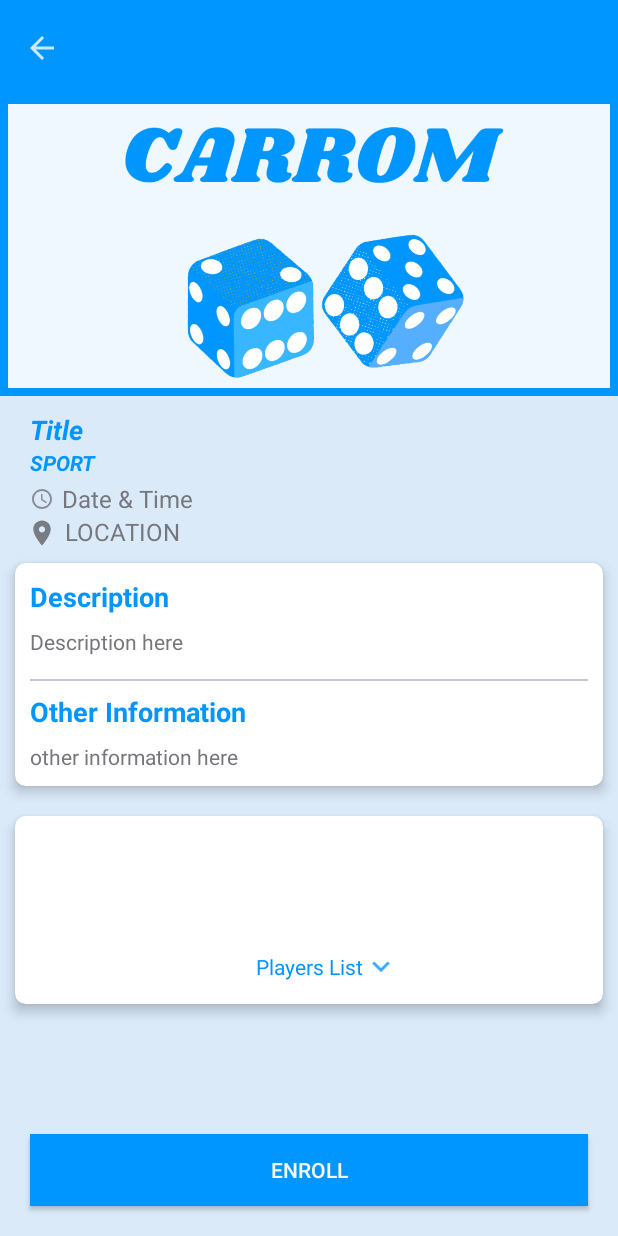
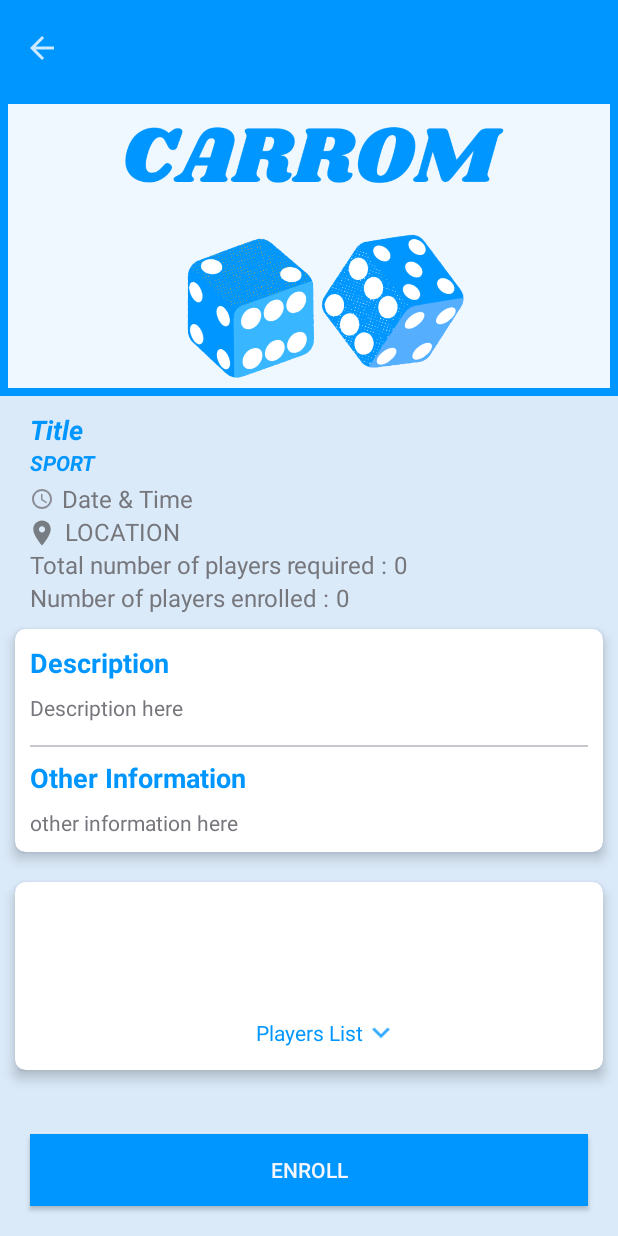
Before and after one commit to JD-Prince/PlayGround, an Android app: the ShowSportsActivity screen opened directly, with no data from a screen before it, on a phone screen of 412 x 824 dp. Run offline under Robolectric (Android 15) with nearby library versions, the phone set to English and light mode, and no system bars; our stand-ins replace Room's generated code; 7 statements that could not run were skipped.

Commit message:
Player List Section Modified

```diff
--- a/app/src/main/java/com/project/playground/view/mainscreen/activityhandler/ShowSportsActivity.kt
+++ b/app/src/main/java/com/project/playground/view/mainscreen/activityhandler/ShowSportsActivity.kt
@@ -162,6 +162,8 @@ class ShowSportsActivity : AppCompatActivity() {
 
                     val dateAndTimeString = "${MonthOfTheYear.values()[monthOfYear]} $dayOfMonth, $yearValue ${selectedEventData.activity.time}"
                     binding.dateAndTime.text=dateAndTimeString
+                    binding.enrolledplayerCount.text=selectedEventData.activity.enrolledPlayers.toString()
+                    binding.totalplayerCount.text = selectedEventData.activity.requiredPlayers.toString()
                     binding.playersList.adapter = playerListAdapter
                     binding.playersList.layoutManager = LinearLayoutManager(this)
                     selectedEventData.playersList.let { playerList ->
--- a/app/src/main/res/layout/activity_show_sport_activity.xml
+++ b/app/src/main/res/layout/activity_show_sport_activity.xml
@@ -121,6 +121,50 @@
                 android:textSize="16sp"
                 app:layout_constraintStart_toEndOf="@id/loc_ic"
                 app:layout_constraintTop_toBottomOf="@id/date_and_time" />
+            <TextView
+                android:id="@+id/totalplayer_caption"
+                android:layout_width="wrap_content"
+                android:layout_height="wrap_content"
+                android:text="Total number of players required : "
+                android:textSize="16sp"
+                android:layout_marginStart="20dp"
+                android:textColor="@color/material_dynamic_neutral50"
+                app:layout_constraintTop_toBottomOf="@id/loc"
+                app:layout_constraintStart_toStartOf="parent"
+                />
+            <TextView
+                android:id="@+id/totalplayer_count"
+                android:layout_width="wrap_content"
+                android:layout_height="wrap_content"
+                android:text="0"
+                android:textSize="16sp"
+                android:textColor="@color/material_dynamic_neutral50"
+                app:layout_constraintStart_toEndOf="@id/totalplayer_caption"
+                app:layout_constraintTop_toTopOf="@id/totalplayer_caption"
+                />
+
+            <TextView
+                android:id="@+id/enrolledPlayer_caption"
+                android:layout_width="wrap_content"
+                android:layout_height="wrap_content"
+                android:text="Number of players enrolled : "
+                android:textColor="@color/material_dynamic_neutral50"
+                android:textSize="16sp"
+                android:layout_marginStart="20dp"
+                app:layout_constraintStart_toStartOf="parent"
+                app:layout_constraintTop_toBottomOf="@id/totalplayer_caption"
+                />
+            <TextView
+                android:id="@+id/enrolledplayer_count"
+                android:layout_width="wrap_content"
+                android:layout_height="wrap_content"
+                android:text="0"
+                android:textSize="16sp"
+                android:textColor="@color/material_dynamic_neutral50"
+                app:layout_constraintTop_toTopOf="@id/enrolledPlayer_caption"
+                app:layout_constraintStart_toEndOf="@id/enrolledPlayer_caption"
+                />
+
 
             <androidx.cardview.widget.CardView
                 android:id="@+id/location_card"
@@ -175,7 +219,7 @@
                 app:cardElevation="5dp"
                 app:layout_constraintEnd_toEndOf="parent"
                 app:layout_constraintStart_toStartOf="parent"
-                app:layout_constraintTop_toBottomOf="@id/loc">
+                app:layout_constraintTop_toBottomOf="@id/enrolledPlayer_caption">
 
                 <androidx.constraintlayout.widget.ConstraintLayout
                     android:layout_width="match_parent"
```
Also changed, not shown: app/src/main/java/com/project/playground/adapter/PlayerListViewAdapter.kt (+26 -10 lines).
